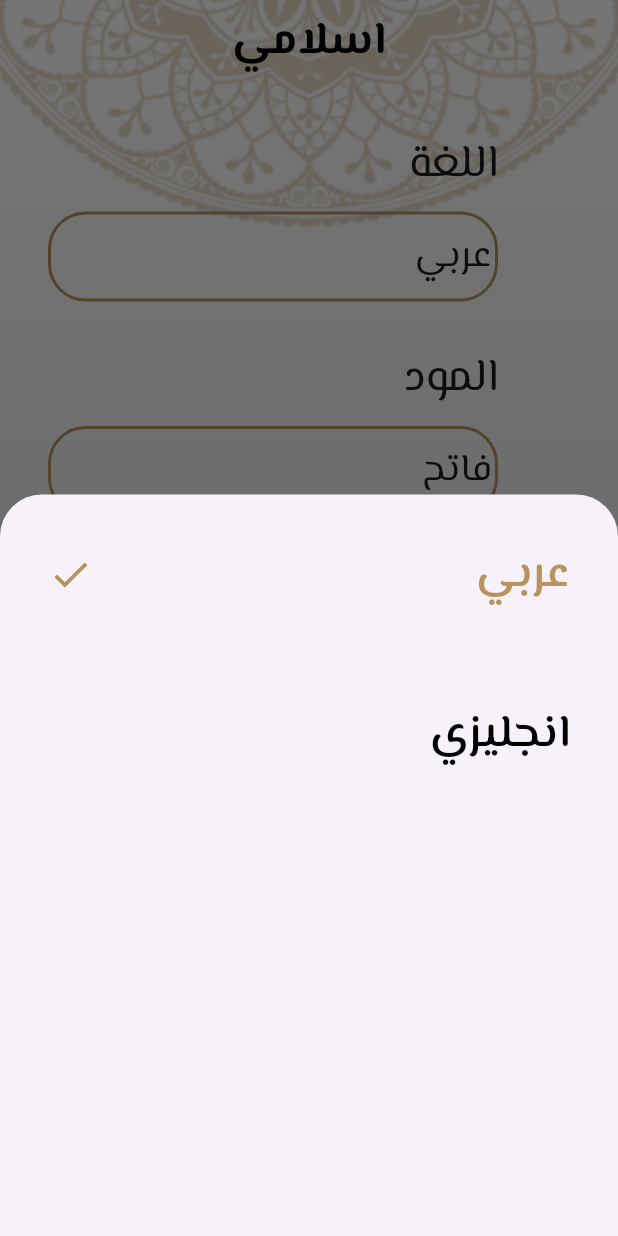
After one commit to RehamHatem/Muslim, a Flutter app: the screen it shows after launch, item 5 of the bottom bar chosen, after a tap on "عربي", on a phone screen of 412 x 824 dp. The commit adds this screen. Run offline on Flutter 3.47's test engine with Material 3 defaults, Android fonts, the phone set to English and light mode, and no system bars; our stand-ins replace google_fonts; generated files the repository leaves out were written again.

Commit message:
setting_with_provider_till_language

```diff
--- a/flutter_native_splash.yaml
+++ b/flutter_native_splash.yaml
@@ -15,14 +15,14 @@ flutter_native_splash:
   # splash screen to a png image.  This is useful for gradients. The image will be stretch to the
   # size of the app. Only one parameter can be used, color and background_image cannot both be set.
   color: "#FFFFFF"
-  background_image: "assets/images/splash.png"
+  #background_image: "assets/images/splash.png"
 
   # Optional parameters are listed below.  To enable a parameter, uncomment the line by removing
   # the leading # character.
 
   # The image parameter allows you to specify an image used in the splash screen.  It must be a
   # png file and should be sized for 4x pixel density.
-  #image: assets/splash.png
+  image: assets/images/splash.png
 
   # The branding property allows you to specify an image used as branding in the splash screen.
   # It must be a png file. It is supported for Android, iOS and the Web.  For Android 12,
--- /dev/null
+++ b/l10n.yaml
@@ -0,0 +1,3 @@
+arb-dir: lib/l10n
+template-arb-file: app_en.arb
+output-localization-file: app_localizations.dart
--- a/lib/home/home.dart
+++ b/lib/home/home.dart
@@ -3,7 +3,10 @@ import 'package:google_fonts/google_fonts.dart';
 import 'package:islami_app/home/taps/hadeth.dart';
 import 'package:islami_app/home/taps/quran.dart';
 import 'package:islami_app/home/taps/radio.dart';
+import 'package:islami_app/home/taps/settings_tap.dart';
 import 'package:islami_app/home/taps/tsbeeh.dart';
+import 'package:flutter_gen/gen_l10n/app_localizations.dart';
+
 
 class HomeScreen extends StatefulWidget {
   static const String routName = "home";
@@ -31,7 +34,7 @@ class _HomeScreenState extends State<HomeScreen> {
           backgroundColor: Colors.transparent,
           elevation: 0,
           title: Text(
-            "إسلامي",
+            AppLocalizations.of(context)!.appName,
             style: GoogleFonts.elMessiri(
                 fontSize: 30, fontWeight: FontWeight.w700, color: Colors.black),
           ),
@@ -69,5 +72,6 @@ class _HomeScreenState extends State<HomeScreen> {
     Tasbeh(),
     Ahadeth(),
     redio(),
+    Settings(),
   ];
 }
--- a/lib/home/taps/hadeth.dart
+++ b/lib/home/taps/hadeth.dart
@@ -3,6 +3,7 @@ import 'package:flutter/services.dart';
 import 'package:google_fonts/google_fonts.dart';
 import 'package:islami_app/home/hadeeth_datais.dart';
 import 'package:islami_app/home/hadeeth_model.dart';
+import 'package:flutter_gen/gen_l10n/app_localizations.dart';
 
 class Ahadeth extends StatefulWidget {
   static const String routeName="hadeeth";
@@ -25,7 +26,7 @@ List<HadeethModel>All=[];
         Center(child: Image(image: AssetImage("assets/images/hadeth_logo.png"))),
         Divider(thickness: 3,
         color: Color(0xffB7935F),),
-        Text("الأحاديث",style: GoogleFonts.elMessiri(fontSize: 25,fontWeight: FontWeight.w600,)),
+        Text(AppLocalizations.of(context)!.hadeethName,style: GoogleFonts.elMessiri(fontSize: 25,fontWeight: FontWeight.w600,)),
         Divider(thickness: 3,
           color: Color(0xffB7935F),),
 
--- a/lib/home/taps/quran.dart
+++ b/lib/home/taps/quran.dart
@@ -3,6 +3,7 @@ import 'package:google_fonts/google_fonts.dart';
 import 'package:islami_app/sura_model.dart';
 
 import '../../sura_datails.dart';
+import 'package:flutter_gen/gen_l10n/app_localizations.dart';
 
 class Quraan extends StatelessWidget {
   const Quraan({super.key});
@@ -140,12 +141,12 @@ class Quraan extends StatelessWidget {
           Row(
             mainAxisAlignment: MainAxisAlignment.spaceAround,
             children: [
-              Text("عدد الآيات",
+              Text(AppLocalizations.of(context)!.ayaNumber,
                   style: GoogleFonts.elMessiri(
                       color: Colors.black,
                       fontSize: 25,
                       fontWeight: FontWeight.w600)),
-              Text("اسم السورة",
+              Text(AppLocalizations.of(context)!.suraName,
                   style: GoogleFonts.elMessiri(
                       color: Colors.black,
                       fontSize: 25,
--- a/lib/home/taps/radio.dart
+++ b/lib/home/taps/radio.dart
@@ -1,6 +1,8 @@
 
 import 'package:flutter/material.dart';
 import 'package:google_fonts/google_fonts.dart';
+import 'package:flutter_gen/gen_l10n/app_localizations.dart';
+
 
 class redio extends StatelessWidget {
   static const String routeName="rad";
@@ -14,7 +16,7 @@ class redio extends StatelessWidget {
           width: 412, height: 222,
             margin: EdgeInsets.only(top: 150,bottom: 40),
             child: Image(image: AssetImage("assets/images/radio_image.png"))),
-        Text("إذاعة القرآن الكريم",style: GoogleFonts.elMessiri(
+        Text(AppLocalizations.of(context)!.ezaah,style: GoogleFonts.elMessiri(
           fontSize: 25,
           fontWeight: FontWeight.w600,
           color: Color(0xff242424)
--- /dev/null
+++ b/lib/home/taps/settings_tap.dart
@@ -0,0 +1,88 @@
+import 'package:flutter/material.dart';
+import 'package:google_fonts/google_fonts.dart';
+import 'package:islami_app/sheets/language.dart';
+import 'package:islami_app/sheets/mood.dart';
+import 'package:flutter_gen/gen_l10n/app_localizations.dart';
+
+
+class Settings extends StatelessWidget {
+  static const String routName = "sett";
+
+  const Settings({super.key});
+
+  @override
+  Widget build(BuildContext context) {
+    return Padding(
+        padding: const EdgeInsets.all(32.0),
+        child: Column(
+          crossAxisAlignment: CrossAxisAlignment.start,
+          children: [
+            Text(AppLocalizations.of(context)!.language,
+                style: GoogleFonts.elMessiri(
+                  fontSize: 30,
+                  fontWeight: FontWeight.w400,
+                ),
+                textDirection: TextDirection.rtl),
+            SizedBox(height: 10,),
+            InkWell(
+              onTap: (){
+                showModalBottomSheet(
+                  isDismissible: true,
+                  isScrollControlled: true,
+                  context: context, builder:(context) {
+                  return Container(
+                    height: MediaQuery.of(context).size.height *.6,
+                    child: LaguageSheet(),
+
+                  ) ;
+                },);
+              },
+              child: Container(
+                padding: EdgeInsets.only(top: 10, bottom: 10, right: 2, left: 10),
+                width: 300,
+                decoration: BoxDecoration(
+                    borderRadius: BorderRadius.circular(25),
+                    border: Border.all(color: Color(0xffB7935F), width: 2)),
+                child: Text("عربي",
+                    style: GoogleFonts.elMessiri(
+                      fontSize: 25,
+                      fontWeight: FontWeight.w300,
+                    )),
+              ),
+            ),
+            SizedBox(height: 30,),
+            Text(AppLocalizations.of(context)!.mood,
+                style: GoogleFonts.elMessiri(
+                  fontSize: 30,
+                  fontWeight: FontWeight.w400,
+                ),
+                textDirection: TextDirection.rtl),
+            SizedBox(height: 10,),
+            InkWell(
+              onTap: (){
+                showModalBottomSheet(context: context, builder: (context) {
+                  return Container(
+                    height: MediaQuery.of(context).size.height *.6,
+                      child: MoodSheet(),
+                  );
+
+                },);
+              },
+              child:
+              Container(
+                padding: EdgeInsets.only(top: 10, bottom: 10, right: 2, left: 10),
+                width: 300,
+                decoration: BoxDecoration(
+                    borderRadius: BorderRadius.circular(25),
+                    border: Border.all(color: Color(0xffB7935F), width: 2)),
+                child: Text("فاتح",
+                    style: GoogleFonts.elMessiri(
+                      fontSize: 25,
+                      fontWeight: FontWeight.w300,
+                    )),
+              ),
+            ),
+          ],
+        ));
+  }
+}
--- a/lib/home/taps/tsbeeh.dart
+++ b/lib/home/taps/tsbeeh.dart
@@ -1,5 +1,6 @@
 import 'package:flutter/material.dart';
 import 'package:google_fonts/google_fonts.dart';
+import 'package:flutter_gen/gen_l10n/app_localizations.dart';
 
 class Tasbeh extends StatefulWidget {
   static const String routName = "tasbeeh";
@@ -55,7 +56,7 @@ class _TasbehState extends State<Tasbeh> {
             ],
           ),
           Text(
-            "عدد التسبيحات",
+            AppLocalizations.of(context)!.tasbeehNum,
             style: GoogleFonts.elMessiri(
                 fontSize: 25,
                 fontWeight: FontWeight.w600,
--- /dev/null
+++ b/lib/l10n/app_ar.arb
@@ -0,0 +1,15 @@
+{
+  "appName": "اسلامي",
+  "suraName": "اسم السورة",
+  "hadeethName": "الأحاديث",
+  "ayaNumber": "عدد الأيات",
+  "language": "اللغة",
+  "mood": "المود",
+  "ar": "عربي",
+  "en": "انجليزي",
+  "tasbeehNum": "عدد التسبيحات",
+  "ezaah": "اذاعة القران الكريم",
+  "fateh": "فاتح",
+  "dakn": "داكن"
+
+}
--- a/lib/main.dart
+++ b/lib/main.dart
@@ -3,19 +3,29 @@ import 'package:flutter/material.dart';
 import 'package:islami_app/home/hadeeth_datais.dart';
 import 'package:islami_app/home/taps/hadeth.dart';
 import 'package:islami_app/home/taps/radio.dart';
+import 'package:islami_app/home/taps/settings_tap.dart';
 import 'package:islami_app/home/taps/tsbeeh.dart';
+import 'package:islami_app/providers/setting_provider.dart';
 import 'package:islami_app/sura_datails.dart';
+import 'package:provider/provider.dart';
 
 import 'home/home.dart';
-
+import 'package:flutter_localizations/flutter_localizations.dart';
+import 'package:flutter_gen/gen_l10n/app_localizations.dart';
 
 void main (){
-  runApp(myApp());
+  runApp(ChangeNotifierProvider<MyProvider>(
+      create: (context) => MyProvider(),
+      child: myApp()));
 }
 class myApp extends StatelessWidget{
   @override
   Widget build(BuildContext context) {
+    var provider=Provider.of<MyProvider>(context);
     return MaterialApp(
+      localizationsDelegates: AppLocalizations.localizationsDelegates,
+      supportedLocales: AppLocalizations.supportedLocales,
+      locale: Locale(provider.langCode),
       debugShowCheckedModeBanner: false,
       initialRoute: HomeScreen.routName ,
       routes: {
@@ -25,6 +35,7 @@ class myApp extends StatelessWidget{
         redio.routeName:(context) => redio(),
         Ahadeth.routeName:(context) => Ahadeth(),
         HadeethDetails.routeName:(context) => HadeethDetails(),
+        Settings.routName:(context) => Settings(),
       },
     );
   }
--- /dev/null
+++ b/lib/providers/setting_provider.dart
@@ -0,0 +1,9 @@
+import 'package:flutter/cupertino.dart';
+
+class MyProvider extends ChangeNotifier{
+  String langCode="ar";
+  changeLang(String code){
+    langCode=code;
+    notifyListeners();
+  }
+}
--- /dev/null
+++ b/lib/sheets/language.dart
@@ -0,0 +1,65 @@
+import 'package:flutter/material.dart';
+import 'package:google_fonts/google_fonts.dart';
+import 'package:flutter_gen/gen_l10n/app_localizations.dart';
+import 'package:islami_app/providers/setting_provider.dart';
+import 'package:provider/provider.dart';
+
+class LaguageSheet extends StatelessWidget {
+  const LaguageSheet({super.key});
+
+  @override
+  Widget build(BuildContext context) {
+
+    var prov=Provider.of<MyProvider>(context);
+    return Column(
+      children: [
+
+        Padding(
+          padding: const EdgeInsets.all(32.0),
+          child: Row(
+            children: [
+              InkWell(
+                onTap: () {
+                  prov.changeLang("ar");
+
+                },
+                child: Text(AppLocalizations.of(context)!.ar,style: GoogleFonts.elMessiri(
+                  fontSize: 30,
+                  fontWeight: FontWeight.w600,
+
+                  color: prov.langCode=="ar"? Color(0xffB7935F): Colors.black,
+
+                ),),
+              ),
+              Spacer(),
+              Icon(Icons.done,size: 30,color: prov.langCode=="ar"? Color(0xffB7935F): Colors.transparent),
+            ],
+          ),
+        ),
+        Padding(
+          padding: const EdgeInsets.all(32.0),
+          child: Row(
+            children: [
+              InkWell(
+                onTap: () {
+                  prov.changeLang("en");
+                },
+                child: Text(AppLocalizations.of(context)!.en,style: GoogleFonts.elMessiri(
+                  fontSize: 30,
+                  fontWeight: FontWeight.w600,
+                  color: prov.langCode=="ar"? Colors.black : Color(0xffB7935F),
+
+                ),),
+              ),
+              Spacer(),
+
+              Icon(Icons.done,size: 30,color: prov.langCode=="ar"? Colors.transparent : Color(0xffB7935F)),
+            ],
+          ),
+        ),
+
+
+      ],
+    );
+  }
+}
```
Also changed, not shown: lib/l10n/app_en.arb (added, +15 -0 lines), lib/sheets/mood.dart (added, +50 -0 lines), pubspec.yaml (+9 -1 lines), lib/theme_data.dart (added), pubspec.lock, 6 other files.
